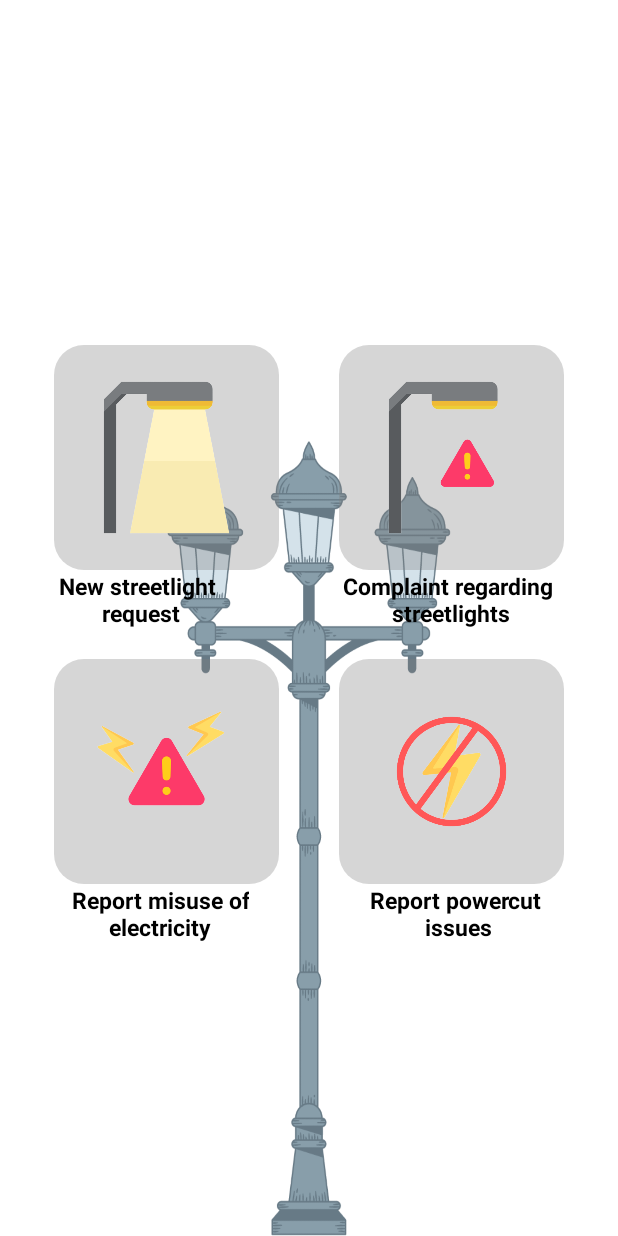
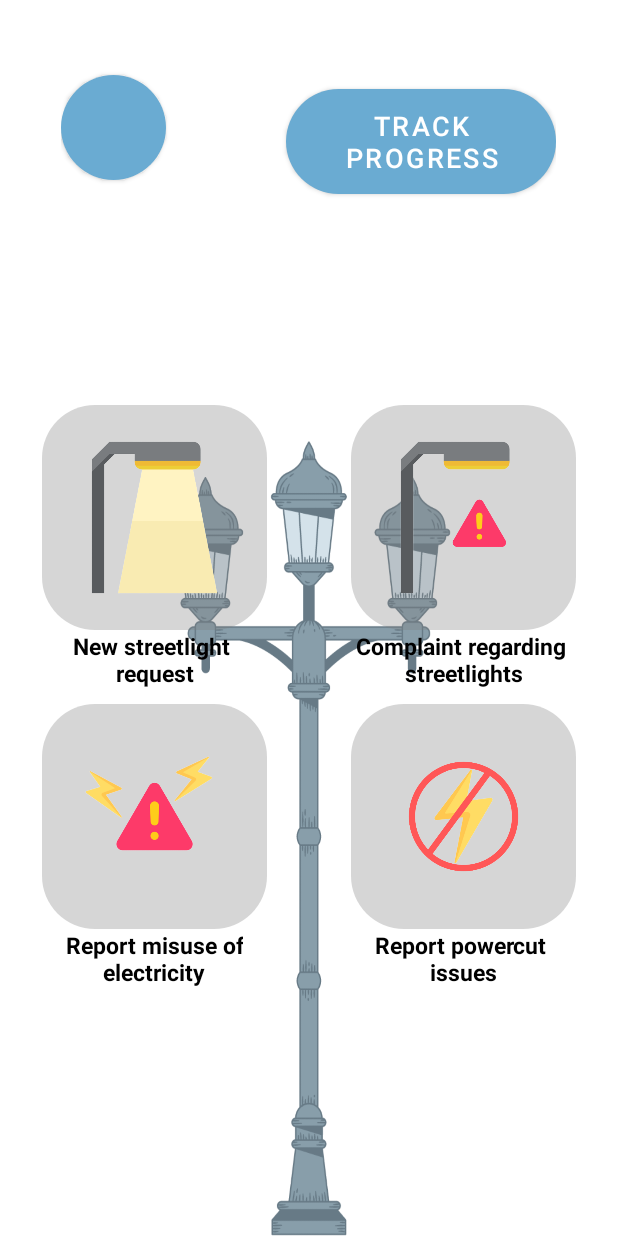
Before and after one commit to AumSahayata/Electricity_Issue_report_App, an Android app: the HomeActivity screen opened directly, with no data from a screen before it, on a phone screen of 412 x 824 dp. Run offline under Robolectric (Android 15) with nearby library versions, the phone set to English and light mode, and no system bars.

Commit message:
finished UI for home activity

```diff
--- a/app/src/main/AndroidManifest.xml
+++ b/app/src/main/AndroidManifest.xml
@@ -13,11 +13,13 @@
         tools:targetApi="31">
         <activity
             android:name=".HomeActivity"
+            android:screenOrientation="portrait"
             android:exported="false"
             android:label="@string/title_activity_home"
             android:theme="@style/Theme.ElectricityIssueReport.NoActionBar" />
         <activity
             android:name=".MainActivity"
+            android:screenOrientation="portrait"
             android:exported="true">
             <intent-filter>
                 <action android:name="android.intent.action.MAIN" />
--- /dev/null
+++ b/app/src/main/res/drawable/account_icon.xml
@@ -0,0 +1,4 @@
+<?xml version="1.0" encoding="utf-8"?>
+<shape xmlns:android="http://schemas.android.com/apk/res/android" android:shape="oval">
+    <solid android:color="#6AABD2"/>
+</shape>
--- a/app/src/main/res/drawable/curve_bg.xml
+++ b/app/src/main/res/drawable/curve_bg.xml
@@ -1,5 +1,5 @@
 <?xml version="1.0" encoding="utf-8"?>
 <shape xmlns:android="http://schemas.android.com/apk/res/android" android:shape="rectangle">
     <solid android:color="#507C7C7C"/>
-    <corners android:radius="20dp"/>
+    <corners android:radius="35dp"/>
 </shape>
--- a/app/src/main/res/layout/activity_home.xml
+++ b/app/src/main/res/layout/activity_home.xml
@@ -10,14 +10,46 @@
 
     <LinearLayout
         android:layout_width="wrap_content"
-        android:layout_height="230dp">
+        android:layout_height="250dp"
+        android:layout_gravity="center_horizontal"
+        >
+
+        <Button
+            android:layout_width="70dp"
+            android:layout_height="70dp"
+            android:layout_marginTop="50dp"
+            android:layout_marginEnd="80dp"
+            android:background="@drawable/account_icon"
+            app:backgroundTint="@null"
+            />
+
+        <Button
+            android:layout_width="180dp"
+            android:layout_height="70dp"
+            android:layout_marginTop="50dp"
+            android:text="Track Progress"
+            android:textSize="18sp"
+            app:backgroundTint="@null"
+            android:textColor="@color/white"
+            android:background="@drawable/curve_corner_button_bg"
+            />
 
     </LinearLayout>
 
     <LinearLayout
+        android:layout_width="match_parent"
+        android:layout_height="match_parent"
+        android:orientation="horizontal"
+        android:layout_gravity="center_horizontal"
+        >
+
+    <LinearLayout
         android:layout_width="wrap_content"
         android:layout_height="wrap_content"
-        android:layout_gravity="center">
+        android:orientation="vertical"
+        android:gravity="center"
+        android:layout_weight="0.5"
+        android:layout_margin="20dp">
 
         <ImageButton
             android:id="@+id/new_rqt"
@@ -27,24 +59,7 @@
             android:scaleType="fitXY"
             android:padding="20dp"
             android:background="@drawable/curve_bg"
-            android:layout_marginEnd="20dp"
             />
-        <ImageButton
-            android:id="@+id/comp_strlit"
-            android:layout_width="150dp"
-            android:layout_height="150dp"
-            android:src="@drawable/unlitlamp"
-            android:scaleType="fitXY"
-            android:padding="20dp"
-            android:background="@drawable/curve_bg"
-            android:layout_marginStart="20dp"
-            />
-
-    </LinearLayout>
-    <LinearLayout
-        android:layout_width="wrap_content"
-        android:layout_height="wrap_content"
-        android:layout_gravity="center">
 
         <TextView
             android:textColor="@color/black"
@@ -54,25 +69,7 @@
             android:textStyle="bold"
             android:textSize="15sp"
             android:textAlignment="center"
-            android:layout_marginEnd="40dp"/>
-        <TextView
-            android:textColor="@color/black"
-            android:layout_width="wrap_content"
-            android:layout_height="wrap_content"
-            android:text="Complaint regarding \nstreetlights"
-            android:textStyle="bold"
-            android:textAlignment="center"
-            android:textSize="15sp"
-            android:layout_marginStart="40dp"/>
-
-
-    </LinearLayout>
-
-    <LinearLayout
-        android:layout_width="wrap_content"
-        android:layout_height="wrap_content"
-        android:layout_gravity="center"
-        android:layout_marginTop="20dp">
+            android:layout_marginBottom="10dp"/>
 
         <ImageButton
             android:id="@+id/issue"
@@ -82,8 +79,45 @@
             android:scaleType="fitXY"
             android:padding="20dp"
             android:background="@drawable/curve_bg"
-            android:layout_marginEnd="20dp"
             />
+
+        <TextView
+            android:textColor="@color/black"
+            android:layout_width="wrap_content"
+            android:layout_height="wrap_content"
+            android:text="Report misuse of\nelectricity"
+            android:textStyle="bold"
+            android:textSize="15sp"
+            android:textAlignment="center" />
+
+    </LinearLayout>
+
+    <LinearLayout
+        android:layout_width="wrap_content"
+        android:layout_height="wrap_content"
+        android:orientation="vertical"
+        android:layout_margin="20dp"
+        android:layout_weight="0.5"
+        android:gravity="center">
+
+        <ImageButton
+            android:id="@+id/comp_strlit"
+            android:layout_width="150dp"
+            android:layout_height="150dp"
+            android:src="@drawable/unlitlamp"
+            android:scaleType="fitXY"
+            android:padding="20dp"
+            android:background="@drawable/curve_bg"
+            />
+        <TextView
+            android:textColor="@color/black"
+            android:layout_width="wrap_content"
+            android:layout_height="wrap_content"
+            android:text="Complaint regarding \nstreetlights"
+            android:textStyle="bold"
+            android:textAlignment="center"
+            android:textSize="15sp"
+            android:layout_marginBottom="10dp"/>
 
         <ImageButton
             android:id="@+id/noelec"
@@ -93,24 +127,8 @@
             android:scaleType="fitXY"
             android:padding="20dp"
             android:background="@drawable/curve_bg"
-            android:layout_marginStart="20dp"
             />
 
-    </LinearLayout>
-    <LinearLayout
-        android:layout_width="wrap_content"
-        android:layout_height="wrap_content"
-        android:layout_gravity="center">
-
-        <TextView
-            android:textColor="@color/black"
-            android:layout_width="wrap_content"
-            android:layout_height="wrap_content"
-            android:text="Report misuse of\nelectricity"
-            android:textStyle="bold"
-            android:textSize="15sp"
-            android:textAlignment="center"
-            android:layout_marginEnd="40dp"/>
         <TextView
             android:textColor="@color/black"
             android:layout_width="wrap_content"
@@ -118,9 +136,10 @@
             android:text="Report powercut \nissues"
             android:textStyle="bold"
             android:textSize="15sp"
-            android:textAlignment="center"
-            android:layout_marginStart="40dp"/>
+            android:textAlignment="center" />
 
     </LinearLayout>
 
 </LinearLayout>
+
+</LinearLayout>
--- a/app/src/main/res/layout/activity_main.xml
+++ b/app/src/main/res/layout/activity_main.xml
@@ -51,7 +51,7 @@
         android:layout_marginHorizontal="20dp"
         android:text="Login"
         android:textSize="25sp"
-        android:textColor="@color/black"
+        android:textColor="@color/white"
         android:textStyle="bold"
         app:backgroundTint="@null"
         android:layout_marginTop="100dp"
```
